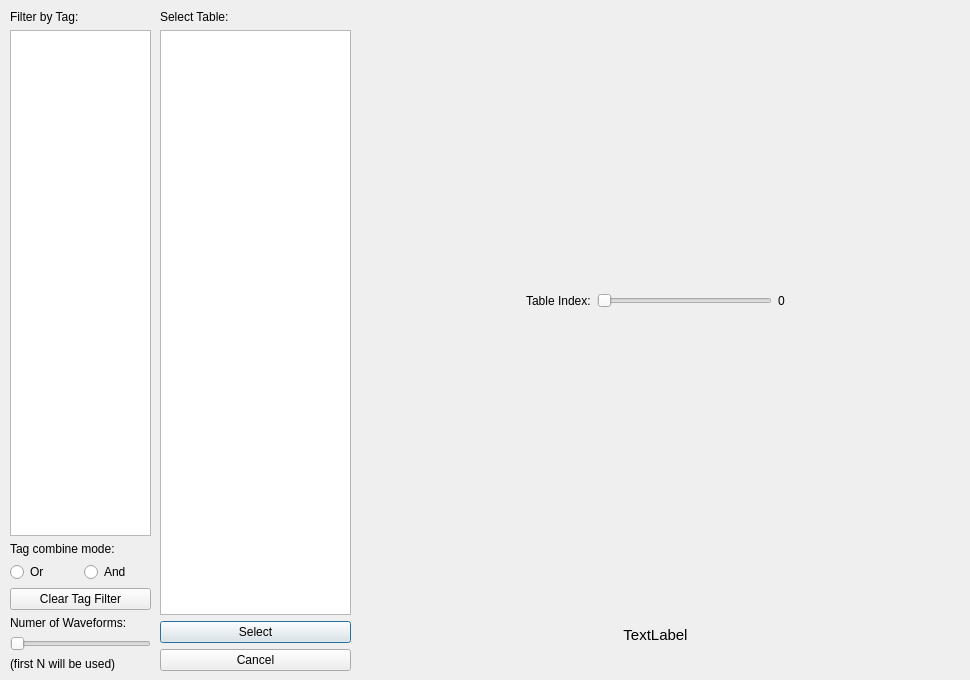
Above: ui_resources/wavetable_browser.ui from starlingcode/viaflash before the change. Below: the same form after it.
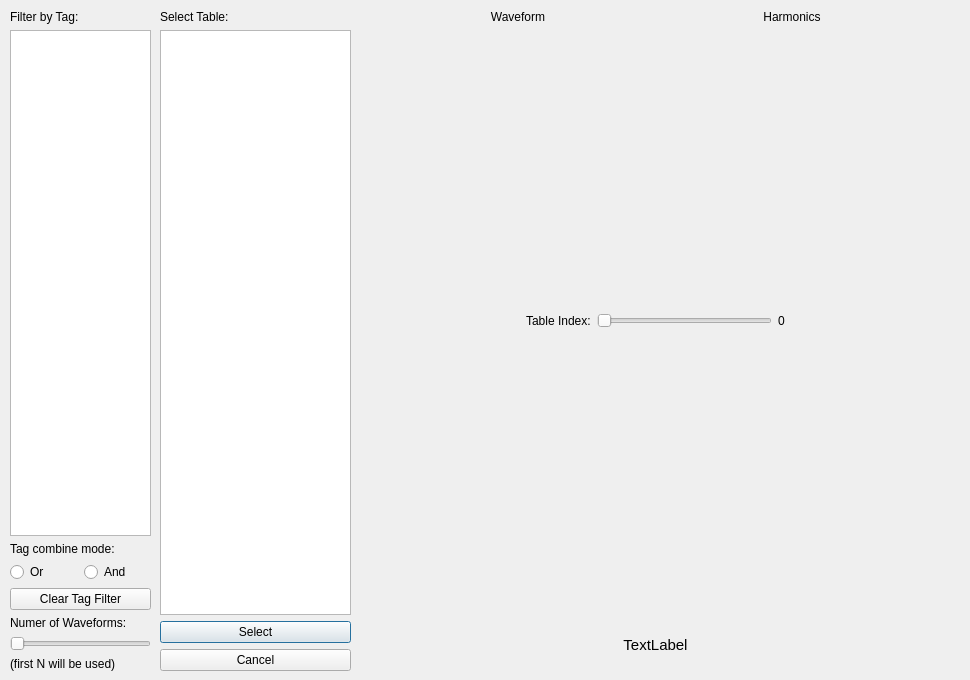
That is the form after the change. Custom widgets are drawn as their Qt base class.

```diff
--- a/ui_resources/wavetable_browser.ui
+++ b/ui_resources/wavetable_browser.ui
@@ -77,6 +77,54 @@
     </rect>
    </property>
    <layout class="QVBoxLayout" name="tableViz_2">
+    <item>
+     <layout class="QHBoxLayout" name="horizontalLayout_4">
+      <item>
+       <widget class="QLabel" name="label_3">
+        <property name="sizePolicy">
+         <sizepolicy hsizetype="Maximum" vsizetype="Fixed">
+          <horstretch>0</horstretch>
+          <verstretch>0</verstretch>
+         </sizepolicy>
+        </property>
+        <property name="minimumSize">
+         <size>
+          <width>200</width>
+          <height>0</height>
+         </size>
+        </property>
+        <property name="text">
+         <string>Waveform</string>
+        </property>
+        <property name="alignment">
+         <set>Qt::AlignCenter</set>
+        </property>
+       </widget>
+      </item>
+      <item>
+       <widget class="QLabel" name="label_5">
+        <property name="sizePolicy">
+         <sizepolicy hsizetype="Fixed" vsizetype="Fixed">
+          <horstretch>0</horstretch>
+          <verstretch>0</verstretch>
+         </sizepolicy>
+        </property>
+        <property name="minimumSize">
+         <size>
+          <width>200</width>
+          <height>0</height>
+         </size>
+        </property>
+        <property name="text">
+         <string>Harmonics</string>
+        </property>
+        <property name="alignment">
+         <set>Qt::AlignCenter</set>
+        </property>
+       </widget>
+      </item>
+     </layout>
+    </item>
     <item>
      <layout class="QHBoxLayout" name="topViz">
       <item>
```
